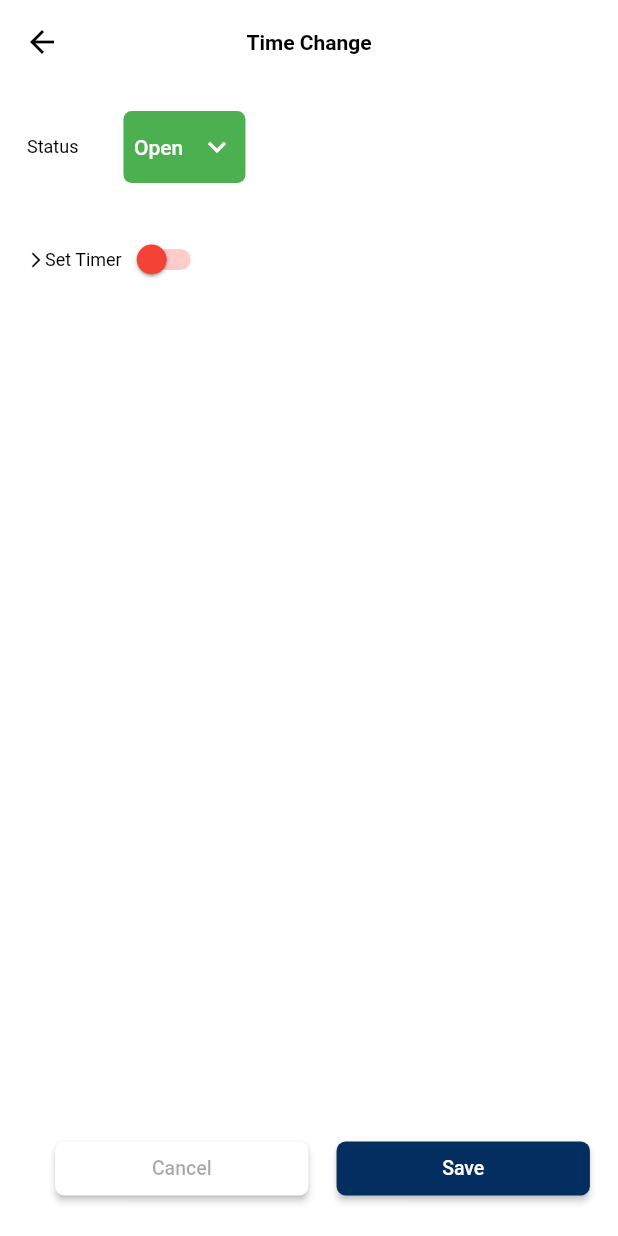
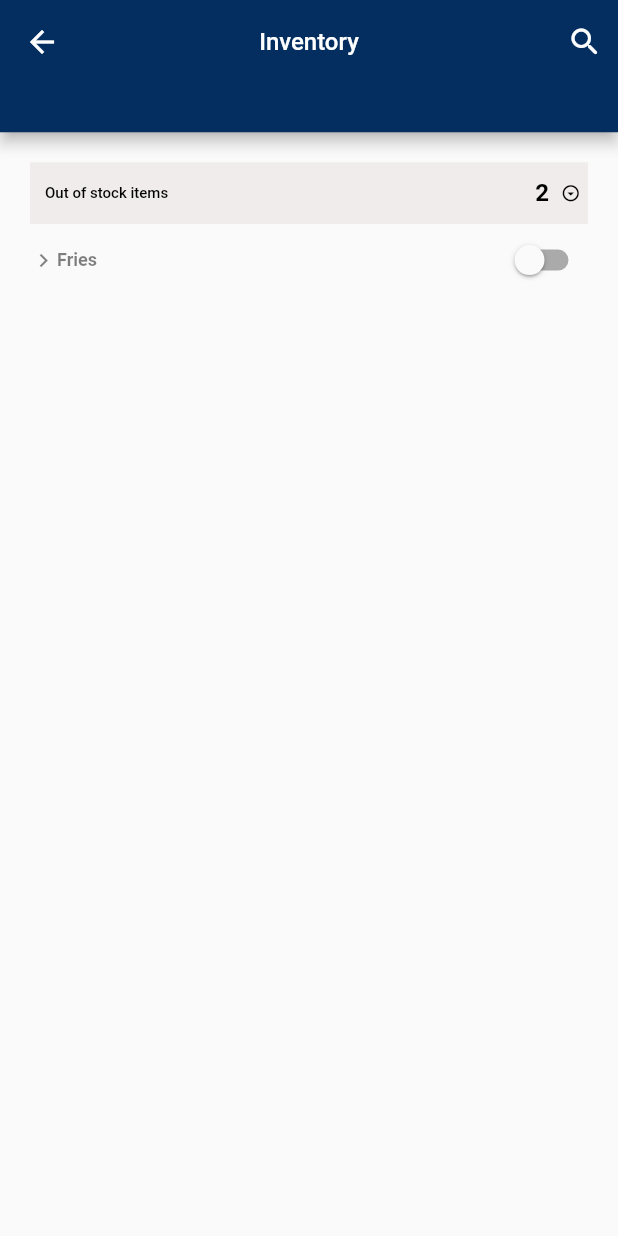
Before and after one commit to jyothir10/eatplek_admin, a Flutter app: the screen it shows after launch, on a phone screen of 412 x 824 dp. Run offline on Flutter 3.47's test engine with Material 2 defaults, Android fonts, the phone set to English and light mode, and no system bars; our stand-ins replace numberpicker; Roboto replaces fonts that are missing (SFUIText).

Commit message:
InventoryScreen.dart

```diff
--- /dev/null
+++ b/lib/Screens/InventoryScreen.dart
@@ -0,0 +1,300 @@
+import 'package:flutter/material.dart';
+
+class InventoryScreen extends StatefulWidget {
+  static const String id = '/invent';
+  const InventoryScreen({Key? key}) : super(key: key);
+
+  @override
+  State<InventoryScreen> createState() => _InventoryScreenState();
+}
+
+class _InventoryScreenState extends State<InventoryScreen> {
+  bool expanded = false;
+  bool setFries = false;
+  List<bool> fries = [false,false,false];
+  @override
+  Widget build(BuildContext context) {
+    return SafeArea(
+      child: Scaffold(
+        appBar: PreferredSize(
+          preferredSize:
+              Size.fromHeight(MediaQuery.of(context).size.height * .107),
+          child: AppBar(
+            backgroundColor: Color(0xff042e60),
+            leading: InkWell(
+              onTap: () {
+                Navigator.pop(context);
+              },
+              child: const Icon(
+                Icons.arrow_back_outlined,
+              ),
+            ),
+            title: Text(
+              'Inventory',
+              style: TextStyle(
+                color: Colors.white,
+                fontSize: 16,
+                fontFamily: 'SFUIText',
+                fontWeight: FontWeight.w500,
+              ),
+            ),
+            centerTitle: true,
+            actions: [
+              Padding(
+                padding: const EdgeInsets.only(right: 10),
+                child: InkWell(
+                  onTap: () {
+                    Navigator.pop(context);
+                  },
+                  child: const Icon(
+                    Icons.search_rounded,
+                  ),
+                ),
+              ),
+            ],
+          ),
+        ),
+        body: Padding(
+          padding: const EdgeInsets.all(20),
+          child: Column(
+            children: [
+              Container(
+                height: MediaQuery.of(context).size.height * .05,
+                width: MediaQuery.of(context).size.width,
+                color: Color(0xfff0ecec),
+                child: Padding(
+                  padding: const EdgeInsets.only(left: 10, right: 5),
+                  child: Row(
+                    mainAxisAlignment: MainAxisAlignment.spaceBetween,
+                    children: [
+                      const Text(
+                        'Out of stock items',
+                        style: TextStyle(
+                          color: Colors.black,
+                          fontSize: 10,
+                          fontFamily: 'SFUIText',
+                          fontWeight: FontWeight.w500,
+                        ),
+                      ),
+                      Row(
+                        children: [
+                          const Padding(
+                            padding: EdgeInsets.only(right: 8),
+                            child: Text(
+                              '2',
+                              style: TextStyle(
+                                color: Colors.black,
+                                fontSize: 16,
+                                fontFamily: 'SFUIText',
+                                fontWeight: FontWeight.w600,
+                              ),
+                            ),
+                          ),
+                          InkWell(
+                              onTap: () {
+                                setState(() {
+                                  if (expanded == true) {
+                                    expanded = false;
+                                  } else {
+                                    expanded = true;
+                                  }
+                                });
+                              },
+                              child: const Icon(
+                                Icons.arrow_drop_down_circle_outlined,
+                                color: Colors.black,
+                                size: 13,
+                              ))
+                        ],
+                      ),
+                    ],
+                  ),
+                ),
+              ),
+              expanded
+                  ? Container(
+                      height: MediaQuery.of(context).size.height * .07,
+                      width: MediaQuery.of(context).size.width,
+                      color: Color(0xfff3f3f3),
+                      child: Padding(
+                        padding: const EdgeInsets.symmetric(
+                            horizontal: 10, vertical: 10),
+                        child: Column(
+                          mainAxisAlignment: MainAxisAlignment.spaceAround,
+                          children: [
+                            Row(
+                              mainAxisAlignment: MainAxisAlignment.spaceBetween,
+                              children: const [
+                                Text(
+                                  'Biriyani',
+                                  style: TextStyle(
+                                    color: Colors.black,
+                                    fontSize: 8,
+                                    fontFamily: 'SFUIText',
+                                  ),
+                                ),
+                                Text(
+                                  '₹ 160',
+                                  style: TextStyle(
+                                    color: Colors.black,
+                                    fontSize: 8,
+                                    fontFamily: 'SFUIText',
+                                  ),
+                                ),
+                              ],
+                            ),
+                            Row(
+                              mainAxisAlignment: MainAxisAlignment.spaceBetween,
+                              children: const [
+                                Text(
+                                  'Biriyani',
+                                  style: TextStyle(
+                                    color: Colors.black,
+                                    fontSize: 8,
+                                    fontFamily: 'SFUIText',
+                                  ),
+                                ),
+                                Text(
+                                  '₹ 160',
+                                  style: TextStyle(
+                                    color: Colors.black,
+                                    fontSize: 8,
+                                    fontFamily: 'SFUIText',
+                                  ),
+                                ),
+                              ],
+                            ),
+                          ],
+                        ),
+                      ),
+                    )
+                  : Container(),
+              Row(
+                mainAxisAlignment: MainAxisAlignment.spaceBetween,
+                children: [
+                  Row(
+                    children: [
+                      Icon(
+                        setFries
+                            ? Icons.keyboard_arrow_down_outlined
+                            : Icons.keyboard_arrow_right_outlined,
+                        size: 18,
+                        color: setFries?Colors.black:Color(0x7f000000),
+                      ),
+                      Text(
+                        'Fries',
+                        style: TextStyle(
+                          color: setFries?Colors.black:Color(0x7f000000),
+                          fontSize: 12,
+                          fontFamily: 'SFUIText',
+                          fontWeight: FontWeight.w600,
+                        ),
+                      ),
+                    ],
+                  ),
+                  Switch(
+                    value: setFries,
+                    onChanged: (value) {
+                      setState(() {
+                        setFries = value;
+                      });
+                    },
+                    activeColor: Color(0xffffb800),
+                    activeTrackColor: Color(0xfff0ecec),
+                  ),
+                ],
+              ),
+              setFries?Padding(
+                padding: const EdgeInsets.symmetric(horizontal: 5),
+                child: Column(
+                  children: [
+                    InventoryItems(selected: fries[0],
+                    name: "Plain Fries",
+                    rate: "₹ 60",),
+                    InventoryItems(selected: fries[1],
+                      name: "Masala Fries",
+                      rate: "₹ 160",),
+                  ],
+                ),
+              ):Container(),
+            ],
+          ),
+        ),
+      ),
+    );
+  }
+}
+
+class InventoryItems extends StatefulWidget {
+  bool selected;
+  String name;
+  String rate;
+  InventoryItems({Key? key,
+  required this.selected,
+  required this.name,
+  required this.rate,
+  }) : super(key: key);
+
+  @override
+  State<InventoryItems> createState() => _InventoryItemsState();
+}
+
+class _InventoryItemsState extends State<InventoryItems> {
+  @override
+  Widget build(BuildContext context) {
+    return Row(
+      mainAxisAlignment: MainAxisAlignment.spaceBetween,
+      children: [
+        Row(
+          children: [
+            Container(
+              height: 14,
+              width: 14,
+              decoration: BoxDecoration(
+                borderRadius: BorderRadius.circular(20),
+                border: Border.all(
+                  color: widget.selected?Colors.black:Color(0x7f000000),
+                  width: 1,
+                ),
+              ),
+              child: Icon(Icons.circle,
+                size: 5,
+                color: widget.selected?Colors.black:Color(0x7f000000),),
+            ),
+            Padding(
+              padding: const EdgeInsets.only(left: 8),
+              child: Text(widget.name,
+                style: TextStyle(
+                  color: widget.selected?Colors.black:Color(0x7f000000),
+                  fontSize: 12,
+                  fontFamily: 'SFUIText',
+                ),
+              ),
+            ),
+          ],
+        ),
+        Row(
+          children: [
+            Text(widget.rate,
+              style: TextStyle(
+                color: widget.selected?Colors.black:Color(0x7f000000),
+                fontSize: 10,
+                fontFamily: 'SFUIText',
+              ),
+            ),
+            Switch(
+              value: widget.selected,
+              onChanged: (value) {
+                setState(() {
+                  widget.selected = value;
+                });
+              },
+              activeColor: Color(0xffffb800),
+              activeTrackColor: Color(0xfff0ecec),
+            ),
+          ],
+        )
+      ],
+    );
+  }
+}
--- a/lib/main.dart
+++ b/lib/main.dart
@@ -1,6 +1,6 @@
 import 'package:eatplek_admin/Screens/TimeChangeScreen.dart';
 import 'package:flutter/material.dart';
-
+import 'Screens/InventoryScreen.dart';
 import 'Screens/EditProfileScreen.dart';
 import 'Screens/LoginScreen.dart';
 import 'Screens/MenuChangeScreen.dart';
@@ -16,13 +16,14 @@ class MyApp extends StatelessWidget {
   Widget build(BuildContext context) {
     return MaterialApp(
         debugShowCheckedModeBanner: false,
-        initialRoute: TimeChangeScreen.id,
+        initialRoute: InventoryScreen.id,
         routes: {
           LoginScreen.id: (context) => LoginScreen(),
           NotificationScreen.id: (context) => NotificationScreen(),
           EditProfileScreen.id: (context) => EditProfileScreen(),
           MenuChangeScreen.id: (context) => MenuChangeScreen(),
           TimeChangeScreen.id: (context) => TimeChangeScreen(),
+          InventoryScreen.id: (context) => InventoryScreen(),
         });
   }
 }
```
